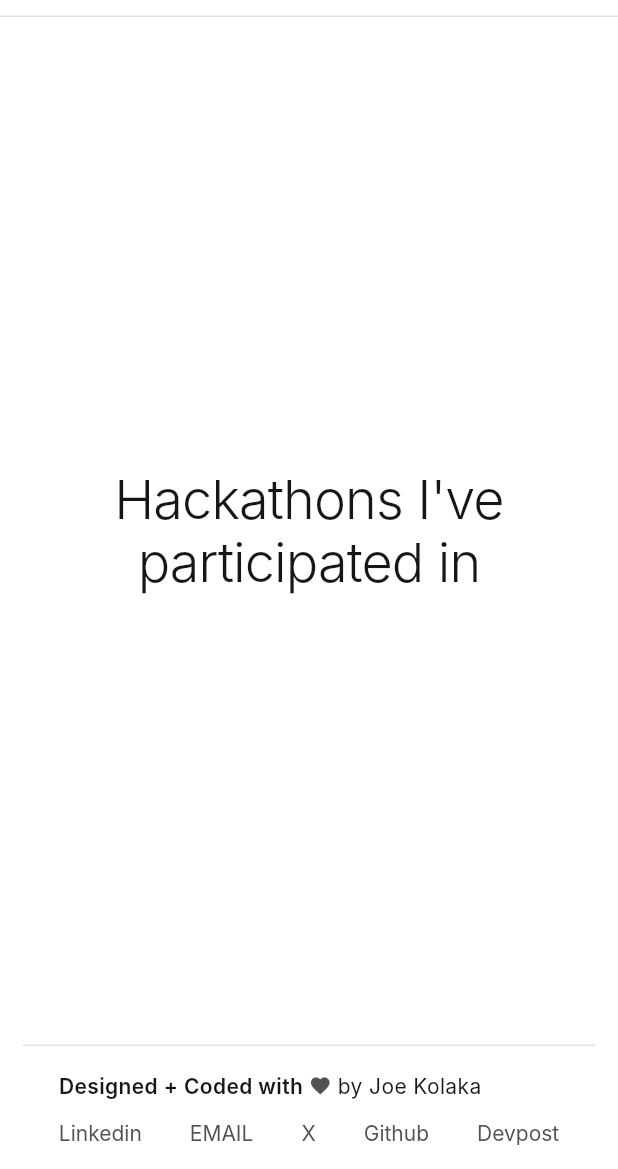
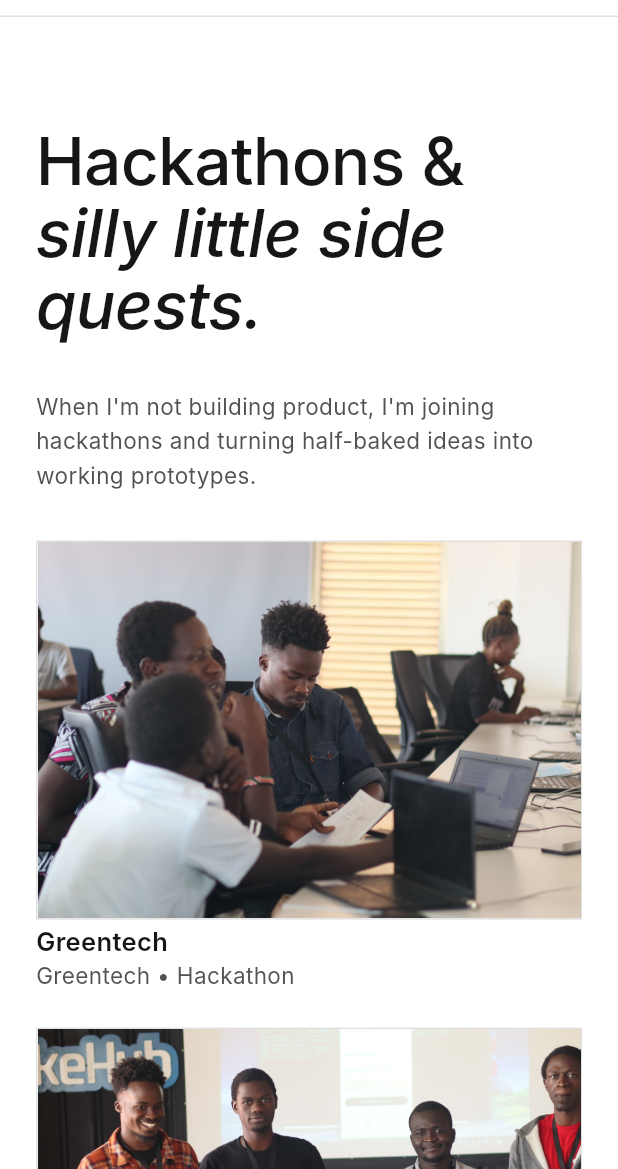
Before and after one commit to jbkolaka/jkolaka, a Flutter app: the screen it shows after launch, after a tap on "HACKATHONS", on a phone screen of 412 x 824 dp, the part 67-1236 px from its top. Run offline on Flutter 3.47's test engine with Material 3 defaults, Android fonts, the phone set to English and light mode, and no system bars; our stand-ins replace flutter_markdown; Roboto replaces fonts that are missing (Inter).

Commit message:
Add hackathon section with card grid

```diff
--- /dev/null
+++ b/lib/feature/hackathon/data/hackathon_model.dart
@@ -0,0 +1,25 @@
+class HackathonProject {
+  final String id;
+  final String title;
+  final String subtitle;
+  final String image;
+  final String label;
+
+  const HackathonProject({
+    required this.id,
+    required this.title,
+    required this.subtitle,
+    required this.image,
+    required this.label,
+  });
+
+  factory HackathonProject.fromJson(Map<String, dynamic> json) {
+    return HackathonProject(
+      id: json['id'] as String,
+      title: json['title'] as String,
+      subtitle: json['subtitle'] as String,
+      image: json['image'] as String,
+      label: json['label'] as String,
+    );
+  }
+}
--- /dev/null
+++ b/lib/feature/hackathon/data/hackathons.json
@@ -0,0 +1,16 @@
+[
+  {
+    "id": "greentech",
+    "title": "Greentech",
+    "subtitle": "Greentech • Hackathon",
+    "image": "assets/Images/Hackathon and Conference/Greentech/Copy of IMG_2359.JPG",
+    "label": "View Photos"
+  },
+  {
+    "id": "greentech-2",
+    "title": "Greentech",
+    "subtitle": "Greentech • Hackathon",
+    "image": "assets/Images/Hackathon and Conference/Greentech/IMG_2665 (1).JPG",
+    "label": "View Photos"
+  }
+]
--- a/lib/feature/hackathon/presentation/hackathons_body.dart
+++ b/lib/feature/hackathon/presentation/hackathons_body.dart
@@ -1,29 +1,65 @@
 import 'package:flutter/material.dart';
 
 import '../../../theme/spacing/app_spacing.dart';
+import '../../../theme/typography/app_typography.dart';
 import '../../../widgets/portfolio_footer.dart';
+import '../widget/hackathon_grid.dart';
 
-/// Body content of the HACKATHONS section, rendered inside the shared
-/// portfolio scaffold alongside the work body.
+/// Body content of the HACKATHONS section: an intro hero and a grid of
+/// hackathon cards above the shared footer, rendered inside the same shell.
 class HackathonsBody extends StatelessWidget {
   const HackathonsBody({super.key});
 
   @override
   Widget build(BuildContext context) {
-    return Column(
+    final ColorScheme scheme = Theme.of(context).colorScheme;
+    final bool wide = MediaQuery.sizeOf(context).width >= 1200;
+    final double heroSize = wide ? 56 : 44;
+
+    return ListView(
+      padding: const EdgeInsets.all(AppSpacing.spacing06),
       children: [
-        Expanded(
-          child: Center(
-            child: Padding(
-              padding: const EdgeInsets.all(AppSpacing.spacing07),
-              child: Text(
-                'Hackathons I\'ve participated in',
-                textAlign: TextAlign.center,
-                style: Theme.of(context).textTheme.headlineMedium,
+        const SizedBox(height: AppSpacing.spacing09),
+        Text.rich(
+          TextSpan(
+            text: 'Hackathons & ',
+            style: TextStyle(
+              fontFamily: AppTypography.fontFamily,
+              fontSize: heroSize,
+              height: 1.1,
+              letterSpacing: -0.5,
+              fontWeight: FontWeight.w500,
+              color: scheme.onSurface,
+            ),
+            children: [
+              TextSpan(
+                text: 'silly little side quests.',
+                style: TextStyle(
+                  fontFamily: AppTypography.fontFamily,
+                  fontSize: heroSize,
+                  height: 1.1,
+                  fontWeight: FontWeight.w500,
+                  fontStyle: FontStyle.italic,
+                  color: scheme.onSurface,
+                ),
               ),
-            ),
+            ],
           ),
         ),
+        const SizedBox(height: AppSpacing.spacing07),
+        Text(
+          'When I\'m not building product, I\'m joining hackathons and '
+          'turning half-baked ideas into working prototypes.',
+          style: TextStyle(
+            fontFamily: AppTypography.fontFamily,
+            fontSize: 15,
+            height: 1.5,
+            color: scheme.onSurfaceVariant,
+          ),
+        ),
+        const SizedBox(height: AppSpacing.spacing07),
+        const HackathonGrid(),
+        const SizedBox(height: AppSpacing.spacing10 * 2),
         const PortfolioFooter(),
       ],
     );
--- /dev/null
+++ b/lib/feature/hackathon/widget/hackathon_grid.dart
@@ -0,0 +1,163 @@
+import 'dart:convert';
+
+import 'package:flutter/material.dart';
+import 'package:flutter/services.dart';
+
+import '../../../theme/spacing/app_spacing.dart';
+import '../../../theme/typography/app_typography.dart';
+import '../data/hackathon_model.dart';
+import '../../work/widget/circle_pointer.dart';
+
+/// Hackathon cards: a full-bleed cover with a hairline border, then a 17px
+/// title and a 15px "name • credential" line. Hovering darkens the cover and
+/// expands the cursor into the card's label pill.
+class HackathonGrid extends StatefulWidget {
+  const HackathonGrid({super.key});
+
+  @override
+  State<HackathonGrid> createState() => _HackathonGridState();
+}
+
+class _HackathonGridState extends State<HackathonGrid> {
+  List<HackathonProject>? _projects;
+
+  @override
+  void initState() {
+    super.initState();
+    _load();
+  }
+
+  Future<void> _load() async {
+    final String raw = await rootBundle.loadString(
+      'lib/feature/hackathon/data/hackathons.json',
+    );
+    final List<dynamic> decoded = jsonDecode(raw) as List<dynamic>;
+    final List<HackathonProject> projects = decoded
+        .map((e) => HackathonProject.fromJson(e as Map<String, dynamic>))
+        .toList();
+    setState(() => _projects = projects);
+  }
+
+  @override
+  Widget build(BuildContext context) {
+    final List<HackathonProject>? projects = _projects;
+    if (projects == null) {
+      return const SizedBox.shrink();
+    }
+
+    return LayoutBuilder(
+      builder: (context, constraints) {
+        final double width = constraints.maxWidth;
+        final int columns = _columnsFor(width);
+        final double cellWidth =
+            (width - AppSpacing.spacing06 * (columns - 1)) / columns;
+        final double textBlockHeight = 96;
+        final double aspect =
+            cellWidth / (cellWidth * 9 / 16 + textBlockHeight);
+
+        return GridView.builder(
+          shrinkWrap: true,
+          physics: const NeverScrollableScrollPhysics(),
+          gridDelegate: SliverGridDelegateWithFixedCrossAxisCount(
+            crossAxisCount: columns,
+            mainAxisSpacing: AppSpacing.spacing06,
+            crossAxisSpacing: AppSpacing.spacing06,
+            childAspectRatio: aspect,
+          ),
+          itemCount: projects.length,
+          itemBuilder: (context, index) =>
+              _HackathonCard(project: projects[index]),
+        );
+      },
+    );
+  }
+
+  int _columnsFor(double width) {
+    if (width >= 1024) return 3;
+    if (width >= 768) return 2;
+    return 1;
+  }
+}
+
+class _HackathonCard extends StatefulWidget {
+  const _HackathonCard({required this.project});
+
+  final HackathonProject project;
+
+  @override
+  State<_HackathonCard> createState() => _HackathonCardState();
+}
+
+class _HackathonCardState extends State<_HackathonCard> {
+  bool _hovered = false;
+
+  @override
+  Widget build(BuildContext context) {
+    final ColorScheme scheme = Theme.of(context).colorScheme;
+    return MouseRegion(
+      onEnter: (_) {
+        setState(() => _hovered = true);
+        cursorLabel.value = widget.project.label;
+      },
+      onExit: (_) {
+        setState(() => _hovered = false);
+        cursorLabel.value = null;
+      },
+      child: GestureDetector(
+        onTap: () {},
+        child: Column(
+          crossAxisAlignment: CrossAxisAlignment.start,
+          children: [
+            Expanded(
+              child: Container(
+                width: double.infinity,
+                clipBehavior: Clip.antiAlias,
+                decoration: BoxDecoration(
+                  border: Border.all(color: scheme.outlineVariant),
+                ),
+                child: Stack(
+                  fit: StackFit.expand,
+                  children: [
+                    Image.asset(widget.project.image, fit: BoxFit.cover),
+                    AnimatedOpacity(
+                      duration: const Duration(milliseconds: 300),
+                      curve: Curves.easeInOut,
+                      opacity: _hovered ? 1 : 0,
+                      child: ColoredBox(
+                        color: scheme.surface.withValues(alpha: 0.4),
+                      ),
+                    ),
+                  ],
+                ),
+              ),
+            ),
+            const SizedBox(height: AppSpacing.spacing02),
+            Text(
+              widget.project.title,
+              maxLines: 2,
+              overflow: TextOverflow.ellipsis,
+              style: const TextStyle(
+                fontFamily: AppTypography.fontFamily,
+                fontSize: 17,
+                height: 1.3,
+                fontWeight: FontWeight.w600,
+              ),
+            ),
+            const SizedBox(height: AppSpacing.spacing01),
+            Text(
+              widget.project.subtitle,
+              maxLines: 2,
+              overflow: TextOverflow.ellipsis,
+              style: TextStyle(
+                fontFamily: AppTypography.fontFamily,
+                fontSize: 15,
+                height: 1.3,
+                color: scheme.onSurfaceVariant,
+              ),
+            ),
+          ],
+        ),
+      ),
+    );
+  }
+}
```
